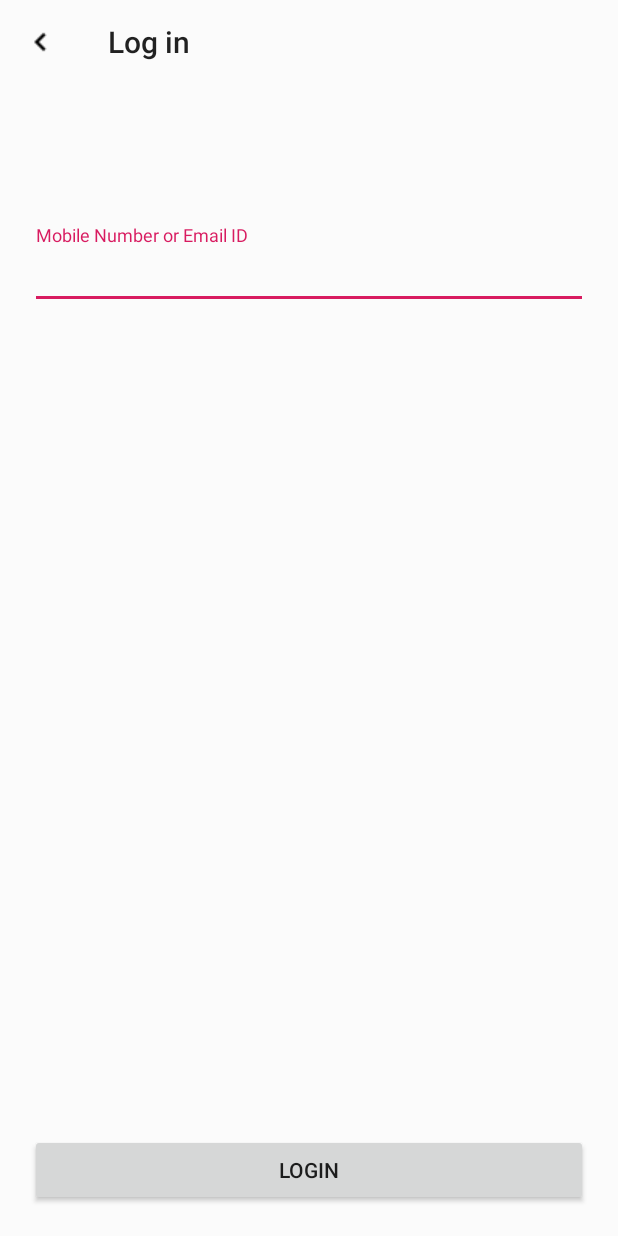
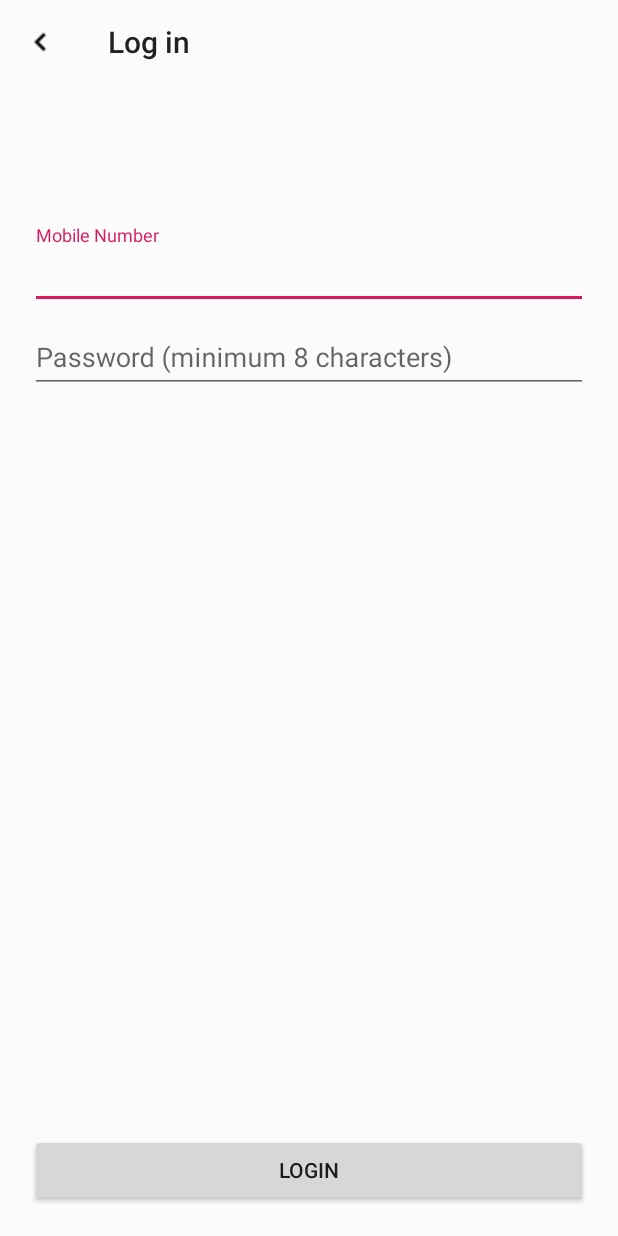
Before and after one commit to shivamkalra13/ECommerceApp, an Android app: the LoginActivity screen opened directly, with no data from a screen before it, on a phone screen of 412 x 824 dp. Run offline under Robolectric (Android 15) with nearby library versions, the phone set to English and light mode, and no system bars.

Commit message:
Login Activity linked with Rest API

```diff
--- a/app/build.gradle
+++ b/app/build.gradle
@@ -16,6 +16,10 @@ android {
             proguardFiles getDefaultProguardFile('proguard-android-optimize.txt'), 'proguard-rules.pro'
         }
     }
+    compileOptions {
+        sourceCompatibility JavaVersion.VERSION_1_8
+        targetCompatibility JavaVersion.VERSION_1_8
+    }
 }
 
 dependencies {
@@ -24,6 +28,8 @@ dependencies {
     implementation 'com.android.support:design:28.0.0'
     implementation 'androidx.constraintlayout:constraintlayout:1.1.3'
     implementation 'androidx.appcompat:appcompat:1.1.0'
+    implementation 'com.squareup.retrofit2:retrofit:2.7.0'
+    implementation 'com.squareup.retrofit2:converter-gson:2.7.0'
     testImplementation 'junit:junit:4.13'
     androidTestImplementation 'androidx.test.ext:junit:1.1.1'
     androidTestImplementation 'androidx.test.espresso:espresso-core:3.2.0'
--- a/app/src/main/AndroidManifest.xml
+++ b/app/src/main/AndroidManifest.xml
@@ -1,6 +1,8 @@
 <?xml version="1.0" encoding="utf-8"?>
 <manifest xmlns:android="http://schemas.android.com/apk/res/android"
     package="d.androidapps.ecommerceapp">
+
+    <uses-permission android:name="android.permission.INTERNET" />
 
     <application
         android:allowBackup="true"
--- a/app/src/main/java/d/androidapps/ecommerceapp/LoginActivity.java
+++ b/app/src/main/java/d/androidapps/ecommerceapp/LoginActivity.java
@@ -1,6 +1,11 @@
 package d.androidapps.ecommerceapp;
 
 import androidx.appcompat.app.AppCompatActivity;
+import retrofit2.Call;
+import retrofit2.Callback;
+import retrofit2.Response;
+import retrofit2.Retrofit;
+import retrofit2.converter.gson.GsonConverterFactory;
 
 import android.app.ActionBar;
 import android.content.Intent;
@@ -9,14 +14,20 @@ import android.os.Bundle;
 import android.view.View;
 import android.widget.Button;
 import android.widget.EditText;
+import android.widget.Toast;
 import android.widget.Toolbar;
 
 import com.google.android.material.textfield.TextInputEditText;
 
+import java.util.List;
+
 public class LoginActivity extends AppCompatActivity {
 
     Button login;
-    EditText email;
+    EditText phone;
+    EditText password;
+    private RestApi restApi;
+
     @Override
     protected void onCreate(Bundle savedInstanceState) {
         super.onCreate(savedInstanceState);
@@ -24,7 +35,15 @@ public class LoginActivity extends AppCompatActivity {
         Toolbar toolbar=findViewById(R.id.toolbar);
         toolbar.setNavigationIcon(R.drawable.back);
         login=findViewById(R.id.login);
-        email=findViewById(R.id.email);
+        phone=(EditText) findViewById(R.id.phone);
+        password = findViewById(R.id.password);
+
+        Retrofit retrofit = new Retrofit.Builder()
+                .baseUrl("https://dealsdraw.herokuapp.com/")
+                .addConverterFactory(GsonConverterFactory.create())
+                .build();
+
+        restApi = retrofit.create(RestApi.class);
 
         toolbar.setNavigationOnClickListener(new View.OnClickListener() {
             @Override
@@ -35,10 +54,40 @@ public class LoginActivity extends AppCompatActivity {
         login.setOnClickListener(new View.OnClickListener() {
             @Override
             public void onClick(View view) {
-                if(email.getText().toString().equals(""))
+                Call<User> call = restApi.getUser(Long.parseLong(phone.getText().toString()));
+                call.enqueue(new Callback<User>() {
+                    @Override
+                    public void onResponse(Call<User> call, Response<User> response) {
+                        if(!response.isSuccessful()){
+                            if(response.code() == 404)
+                                Toast.makeText(LoginActivity.this, response.code()+"Phone number entered is not registered", Toast.LENGTH_SHORT).show();
+                            else
+                                Toast.makeText(LoginActivity.this, response.code()+" Error", Toast.LENGTH_SHORT).show();
+                            return;
+                        }
+                        User user = response.body();
+                        if(user.getPassword().equals(password.getText().toString())){
+                            Toast.makeText(LoginActivity.this, "Welcome '"+user.getName()+"' Your total earning is "+user.getEarning(), Toast.LENGTH_SHORT).show();
+                            Intent i=new Intent(LoginActivity.this,HomeActivity.class);
+
+                            startActivity(i);
+                            finish();
+                        }
+                        else {
+
+                            Toast.makeText(LoginActivity.this, "Wrong Password", Toast.LENGTH_SHORT).show();
+                        }
+                    }
+
+                    @Override
+                    public void onFailure(Call<User> call, Throwable t) {
+                        Toast.makeText(LoginActivity.this, "Check your Internet Connection : connection "+t.getMessage(), Toast.LENGTH_SHORT).show();
+                    }
+                });
+                /*if(phone.getText().toString().equals(""))
                 {
-                    email.setError("Enter Mobile or Email");
-                    email.requestFocus();
+                    phone.setError("Enter Mobile or Email");
+                    phone.requestFocus();
                 }
                 else
                 {
@@ -46,7 +95,7 @@ public class LoginActivity extends AppCompatActivity {
 
                     startActivity(i);
                     finish();
-                }
+                }*/
             }
         });
     }
--- /dev/null
+++ b/app/src/main/java/d/androidapps/ecommerceapp/RestApi.java
@@ -0,0 +1,12 @@
+package d.androidapps.ecommerceapp;
+
+import java.util.List;
+
+import retrofit2.Call;
+import retrofit2.http.GET;
+import retrofit2.http.Path;
+
+public interface RestApi {
+    @GET("users/{phone}")
+    Call<User> getUser(@Path("phone") long phone);
+}
--- a/app/src/main/res/layout/activity_login.xml
+++ b/app/src/main/res/layout/activity_login.xml
@@ -16,15 +16,32 @@
         android:layout_height="wrap_content"
         android:layout_marginLeft="20dp"
         android:layout_marginTop="150dp"
-        android:layout_marginRight="20dp">
+        android:layout_marginRight="20dp"
+        android:id="@+id/ed1">
+
         <com.google.android.material.textfield.TextInputEditText
-            android:id="@+id/email"
+            android:id="@+id/phone"
             android:layout_width="match_parent"
             android:layout_height="wrap_content"
-
-            android:hint="Mobile Number or Email ID" />
+            android:hint="Mobile Number" />
     </com.google.android.material.textfield.TextInputLayout>
 
+    <com.google.android.material.textfield.TextInputLayout
+        android:layout_width="match_parent"
+        android:id="@+id/ed2"
+        android:layout_below="@+id/ed1"
+        android:layout_height="wrap_content"
+        android:layout_marginLeft="20dp"
+        android:layout_marginRight="20dp">
+
+        <com.google.android.material.textfield.TextInputEditText
+            android:layout_width="match_parent"
+            android:layout_height="wrap_content"
+            android:layout_below="@+id/phone"
+            android:inputType="textPassword"
+            android:hint="Password (minimum 8 characters)"
+            android:id="@+id/password"/>
+    </com.google.android.material.textfield.TextInputLayout>
 
     <Button
         android:layout_width="match_parent"
--- a/app/src/main/res/layout/activity_signup.xml
+++ b/app/src/main/res/layout/activity_signup.xml
@@ -35,7 +35,7 @@
         android:hint="Email address"
         android:inputType="textEmailAddress"
         android:layout_margin="20dp"
-        android:id="@+id/email"/>
+        android:id="@+id/phone"/>
 </com.google.android.material.textfield.TextInputLayout>
             <com.google.android.material.textfield.TextInputLayout
                 android:layout_width="match_parent"
```
Also changed, not shown: app/src/main/java/d/androidapps/ecommerceapp/User.java (added, +29 -0 lines).
